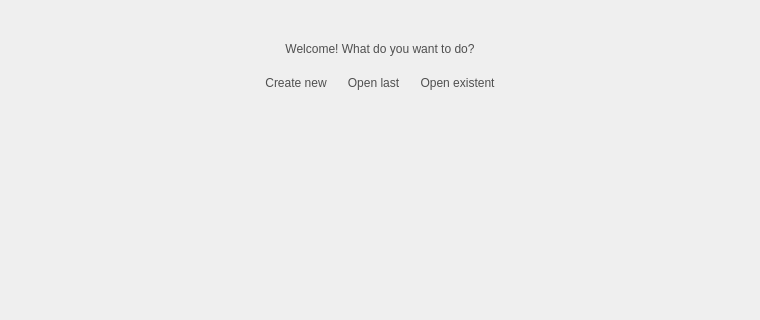
lvklabs/chatbot, file src/chatbot/front-end/welcomewidget.ui: the form before one commit; both pictures show x 0 to 760 and y 160 to 480 of the 760 by 480 pixel window.
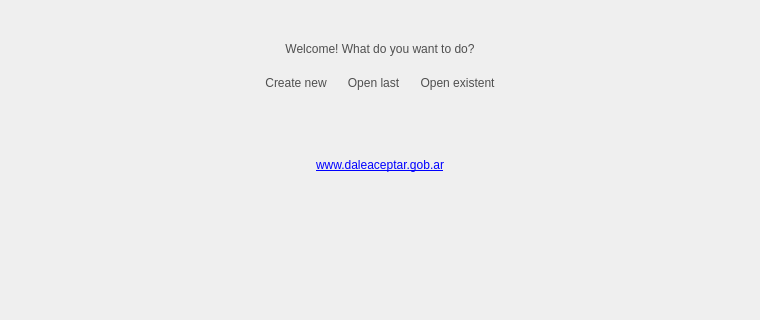
The form after the commit. Icons and pictures are not drawn.

Commit message: Added link in welcome window

Diff of the .ui file:
```diff
--- a/src/chatbot/front-end/welcomewidget.ui
+++ b/src/chatbot/front-end/welcomewidget.ui
@@ -64,7 +64,7 @@
        </property>
        <item row="0" column="0">
         <layout class="QGridLayout" name="welcomePageLayout">
-         <item row="4" column="0" colspan="5">
+         <item row="6" column="0" colspan="5">
           <spacer name="spacerBottom">
            <property name="orientation">
             <enum>Qt::Vertical</enum>
@@ -226,6 +226,38 @@
            </property>
           </widget>
          </item>
+         <item row="5" column="0" colspan="5">
+          <widget class="QLabel" name="linkLabel">
+           <property name="text">
+            <string notr="true">&lt;a href=&quot;http://www.daleaceptar.gob.ar/&quot;&gt;www.daleaceptar.gob.ar&lt;/a&gt;&lt;/p&gt;</string>
+           </property>
+           <property name="alignment">
+            <set>Qt::AlignCenter</set>
+           </property>
+           <property name="openExternalLinks">
+            <bool>true</bool>
+           </property>
+           <property name="textInteractionFlags">
+            <set>Qt::LinksAccessibleByMouse</set>
+           </property>
+          </widget>
+         </item>
+         <item row="4" column="0" colspan="5">
+          <spacer name="linkSpacer">
+           <property name="orientation">
+            <enum>Qt::Vertical</enum>
+           </property>
+           <property name="sizeType">
+            <enum>QSizePolicy::Fixed</enum>
+           </property>
+           <property name="sizeHint" stdset="0">
+            <size>
+             <width>40</width>
+             <height>59</height>
+            </size>
+           </property>
+          </spacer>
+         </item>
         </layout>
        </item>
       </layout>
```
Left out of the diff: 2 changed lines with no effect on the pictures. The commit also changes 1 other file.
